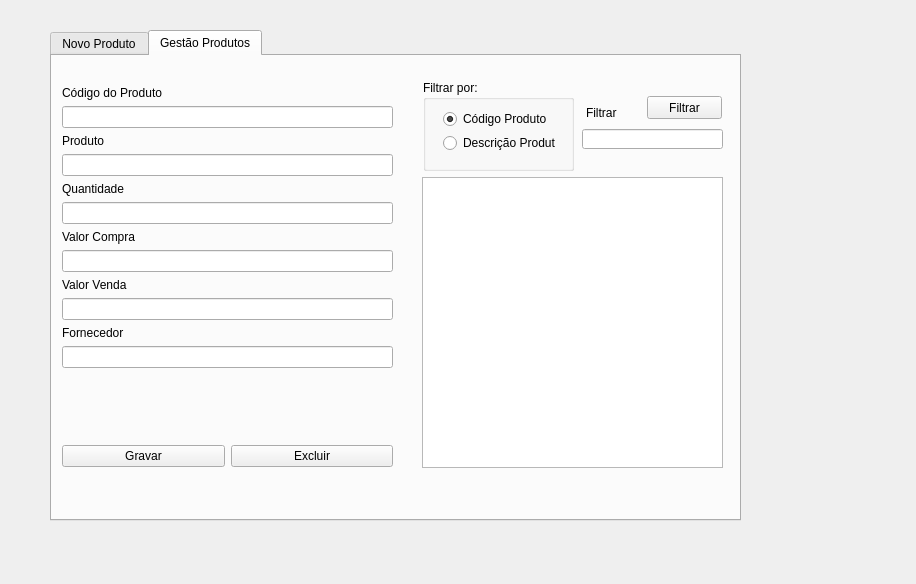
Above: ControlEstoque/mw_gestaoestoque.ui from josewmarinho/controlEstoque before the change. Below: the same form after it.
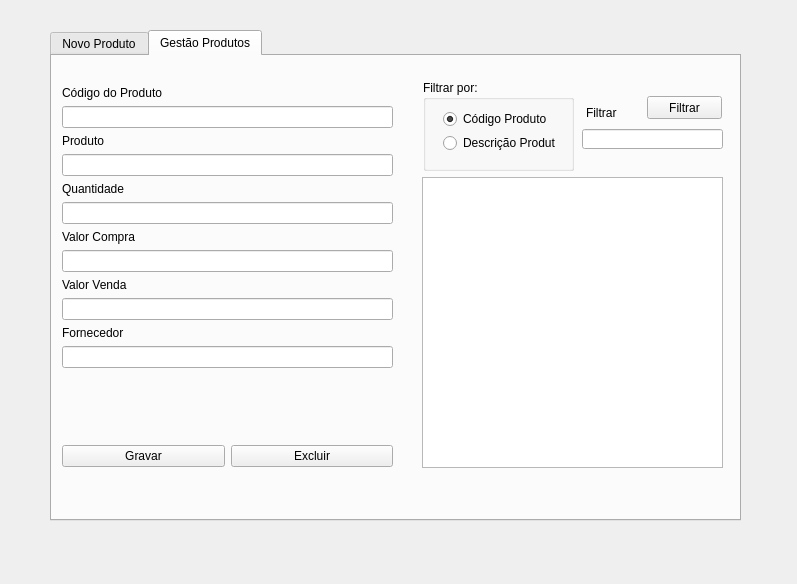
That is the form after the change.

Patch:
```diff
--- a/ControlEstoque/mw_gestaoestoque.ui
+++ b/ControlEstoque/mw_gestaoestoque.ui
@@ -6,7 +6,7 @@
    <rect>
     <x>0</x>
     <y>0</y>
-    <width>916</width>
+    <width>797</width>
     <height>584</height>
    </rect>
   </property>
```
